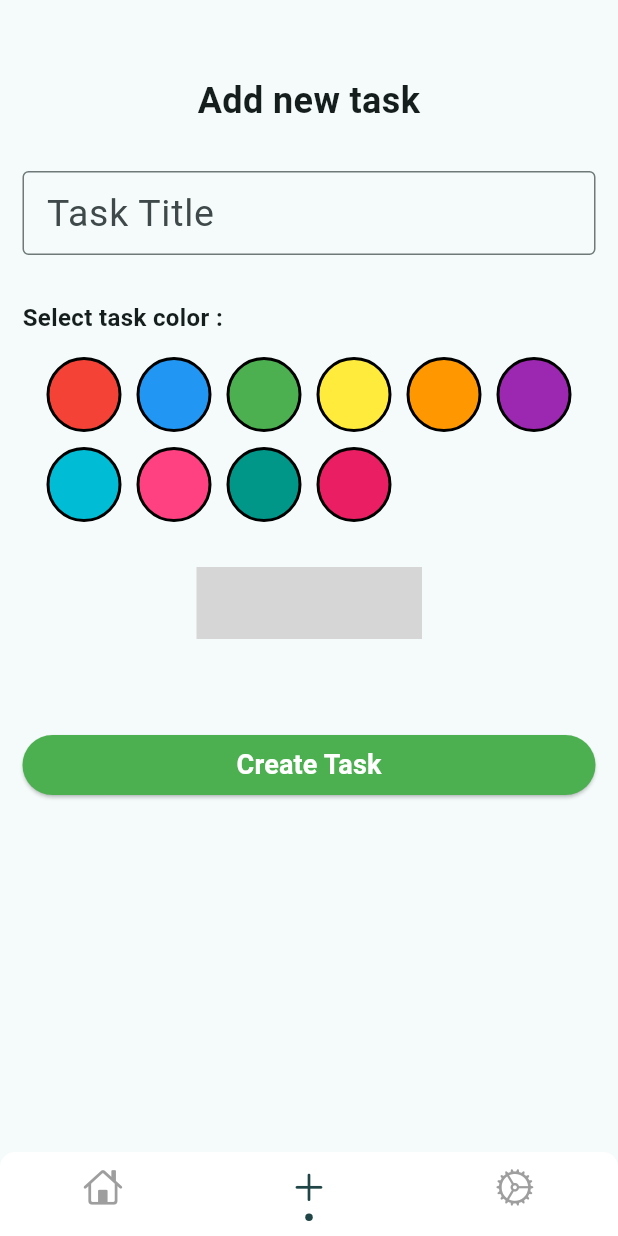
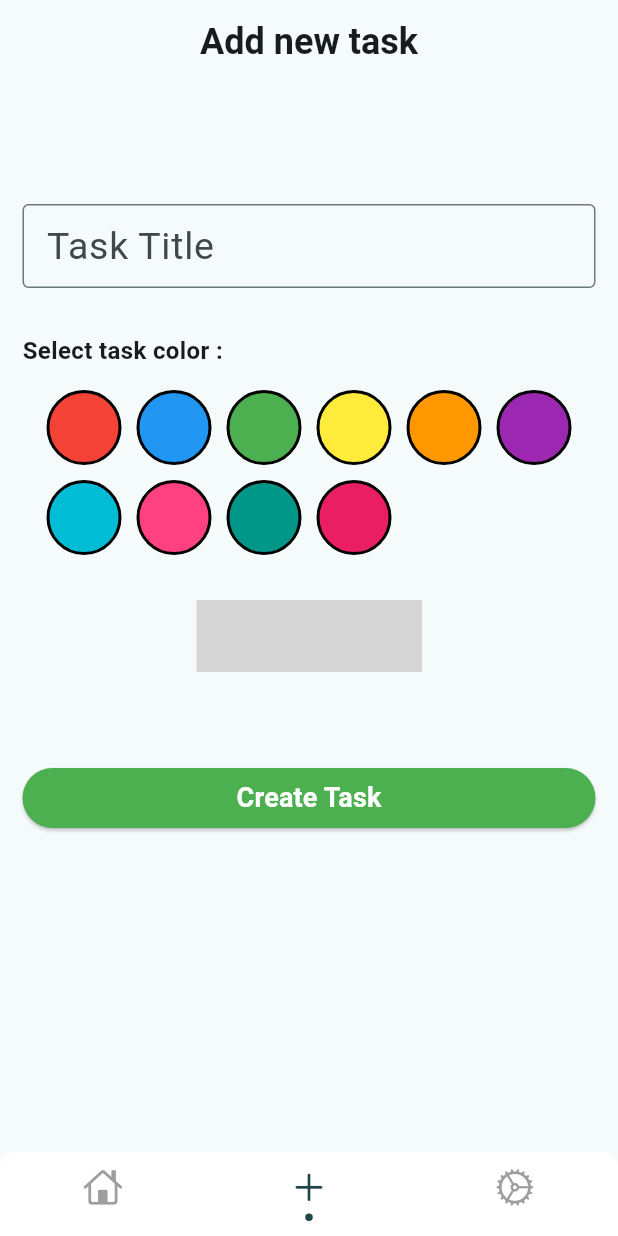
Before and after one commit to AlquserAbod/tasktrove-mobile, a Flutter app: the screen it shows after launch, item 2 of the bottom bar chosen, on a phone screen of 412 x 824 dp. Run offline on Flutter 3.47's test engine with Material 3 defaults, Android fonts, the light colour scheme and no system bars; drawn by our look-alikes of persistent_bottom_nav_bar; our stand-ins replace awesome_dialog, dio, dropdown_button2, email_validator, fluttertoast, font_awesome_flutter and 6 more; missing offline and left inert: dart_jsonwebtoken, lite_rolling_switch; generated files the repository leaves out were written again; grey boxes are pictures that could not be loaded.

Commit message:
complete version 1 of app

```diff
--- a/lib/config.dart
+++ b/lib/config.dart
@@ -4,7 +4,7 @@ const String serverUrl = "https://tasktrove-server.vercel.app";
 const String apiUrl = 'https://tasktrove-server.vercel.app/api';
 final SecretKey jwtSecretKey = SecretKey('d1mR8nniTwmd1QAecOMF2chbiyyQxHxCQx6j7cJT');
 
-enum Color {
+enum TaskColor {
   RED,
   BLUE,
   GREEN,
@@ -17,15 +17,24 @@ enum Color {
   PINK,
 }
 
-const Map<Color, String> colorValues = {
-  Color.RED: 'red',
-  Color.BLUE: 'blue',
-  Color.GREEN: 'green',
-  Color.YELLOW: 'yellow',
-  Color.ORANGE: 'orange',
-  Color.PURPLE: 'purple',
-  Color.CYAN: 'cyan',
-  Color.MAGENTA: 'magenta',
-  Color.TEAL: 'teal',
-  Color.PINK: 'pink',
+const Map<TaskColor, String> colorValues = {
+  TaskColor.RED: 'red',
+  TaskColor.BLUE: 'blue',
+  TaskColor.GREEN: 'green',
+  TaskColor.YELLOW: 'yellow',
+  TaskColor.ORANGE: 'orange',
+  TaskColor.PURPLE: 'purple',
+  TaskColor.CYAN: 'cyan',
+  TaskColor.MAGENTA: 'magenta',
+  TaskColor.TEAL: 'teal',
+  TaskColor.PINK: 'pink',
 };
+
+TaskColor? getColorByName(String colorName) {
+  for (var entry in colorValues.entries) {
+    if (entry.value == colorName) {
+      return entry.key;
+    }
+  }
+  return null; // Return null if colorName is not found
+}
--- a/lib/pages/AddTaskPage.dart
+++ b/lib/pages/AddTaskPage.dart
@@ -1,4 +1,3 @@
-
 // ignore_for_file: unused_local_variable
 
 import 'package:flutter/material.dart';
@@ -7,6 +6,7 @@ import 'package:provider/provider.dart';
 import 'package:tasktrove/components/Buttons/SubmitButton.dart';
 import 'package:tasktrove/components/toasts/FieldsErrorsToast.dart';
 import 'package:tasktrove/helpers/TasksHelper.dart';
+import 'package:tasktrove/providers/BottomNavBarProvider.dart';
 import 'package:tasktrove/providers/theme_provider.dart';
 import 'package:flutter_gen/gen_l10n/app_localizations.dart';
 import 'package:tasktrove/config.dart' as config;
@@ -16,18 +16,32 @@ import 'package:lite_rolling_switch/lite_rolling_switch.dart';
 
 
 
-class AddTaskPage extends StatefulWidget  {
+class AddTaskPage extends StatefulWidget {
+  final Map<String, dynamic>? task;
+
+  AddTaskPage({this.task});
+
   @override
   _AddTaskPageState createState() => _AddTaskPageState();
 }
 
 class _AddTaskPageState extends State<AddTaskPage> {
   TextEditingController _titleController = TextEditingController();
-  config.Color? _selectedColor;
+  config.TaskColor? _selectedColor;
   bool _isCompleted = false;
 
   FToast fToast = FToast();
 
+  @override
+  void initState() {
+    super.initState();
+    if (widget.task != null) {
+      _titleController.text = widget.task!['title'];
+      // Assuming getColor returns your custom color type defined in config.dart
+      _selectedColor = config.getColorByName(widget.task!['color']);
+      _isCompleted = widget.task!['isCompleted'];
+    }
+  }
 
   String? _titleValidator(value, AppLocalizations l){
     if (value == null || value.isEmpty) {
@@ -63,7 +77,7 @@ class _AddTaskPageState extends State<AddTaskPage> {
             spacing: 10,
             runSpacing: 10,
             children: config.colorValues.entries.map((entry) {
-              config.Color colorEnum = entry.key;
+              config.TaskColor colorEnum = entry.key;
               String colorName = entry.value;
               return GestureDetector(
                 onTap: () {
@@ -114,12 +128,10 @@ class _AddTaskPageState extends State<AddTaskPage> {
     AppLocalizations l = AppLocalizations.of(context)!;
 
     return Scaffold(
-      body: SingleChildScrollView(
-        child: Container(
-          padding: EdgeInsets.symmetric(vertical: 50,horizontal: 15),
-          child: Column(
-            children: [
-              Text(
+      appBar: AppBar(
+        title: Container(
+          alignment: widget.task == null ? Alignment.center : null,
+          child: Text(
                 l.add_new_task,
                 style: TextStyle(
                   fontSize: 24,
@@ -127,6 +139,13 @@ class _AddTaskPageState extends State<AddTaskPage> {
                 ),
                 textAlign: TextAlign.center,
               ),
+        )
+      ),
+      body: SingleChildScrollView(
+        child: Container(
+          padding: EdgeInsets.symmetric(vertical: 50,horizontal: 15),
+          child: Column(
+            children: [
               SizedBox(height: 30),
               TextFormField(
                 controller: _titleController,
@@ -161,7 +180,7 @@ class _AddTaskPageState extends State<AddTaskPage> {
                 onTap: () {},
               ),
               SizedBox(height: 60),
-              SubmitButton(text: l.create_task,onPressed: () {
+              SubmitButton(text: widget.task == null ? l.create_task : l.update_task,onPressed: () {
 
                 dynamic validate = validateFields(l);
 
@@ -172,8 +191,21 @@ class _AddTaskPageState extends State<AddTaskPage> {
                     toastDuration: Duration(seconds: 1),
                   );
                 }
+                if(widget.task == null) {
+                  TasksHelper.createTask(context,_titleController.text, _selectedColor ?? config.TaskColor.RED,isCompleted: _isCompleted);
 
-                TasksHelper.createTask(context,_titleController.text, _selectedColor ?? config.Color.RED,isCompleted: _isCompleted);
+                  Provider.of<BottomNavBarProvider>(context, listen: false).controller?.jumpToTab(0);
+                } else {
+                  TasksHelper.updateTask(
+                    widget.task!,
+                    newTitle: _titleController.text,
+                    newColor:  _selectedColor ?? config.TaskColor.RED,
+                    isCompleted: _isCompleted
+                  );
+                  Navigator.of(context).pop();
+                }
+
+
 
                 setState(() {
                   _selectedColor = null;
--- a/lib/utils/getColor.dart
+++ b/lib/utils/getColor.dart
@@ -1,6 +1,6 @@
 import 'package:flutter/material.dart';
 
-Color getColor(String colorName) {
+Color? getColor(String colorName) {
   switch (colorName) {
     case 'red':
       return Colors.red;
@@ -23,6 +23,6 @@ Color getColor(String colorName) {
     case 'pink':
       return Colors.pink;
     default:
-      return Colors.grey;
+      return null;
   }
 }
--- a/pubspec.yaml
+++ b/pubspec.yaml
@@ -57,6 +57,7 @@ dependencies:
   lite_rolling_switch: ^1.0.1
   roundcheckbox: ^2.0.5
   uuid: ^4.4.0
+  multi_select_flutter: ^4.1.3
 
 dev_dependencies:
   rive: 0.13.2
```
Also changed, not shown: lib/components/Tasks/FilterTasksDialogBody.dart (added, +161 -0 lines), lib/components/Tasks/TaskRow.dart (+28 -7 lines), lib/helpers/DialogHelper.dart (+28 -1 lines), lib/helpers/TasksFilterHelper.dart (added, +115 -0 lines), lib/helpers/TasksHelper.dart (+3 -7 lines), lib/l10n/app_ar.arb (+11 -1 lines), lib/l10n/app_en.arb (+11 -1 lines), lib/l10n/app_tr.arb (+12 -1 lines), lib/pages/MainScreen.dart (+36 -2 lines), pubspec.lock, 5 other files.
